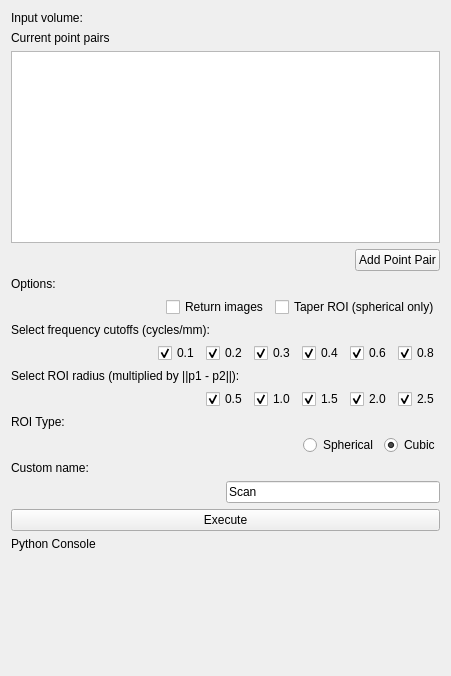
Old version of the form AirwayEnergyFraction/Resources/UI/AirwayEnergyFraction.ui in the repository JakeKitzmann/AirwayEnergyFractionSlicer.
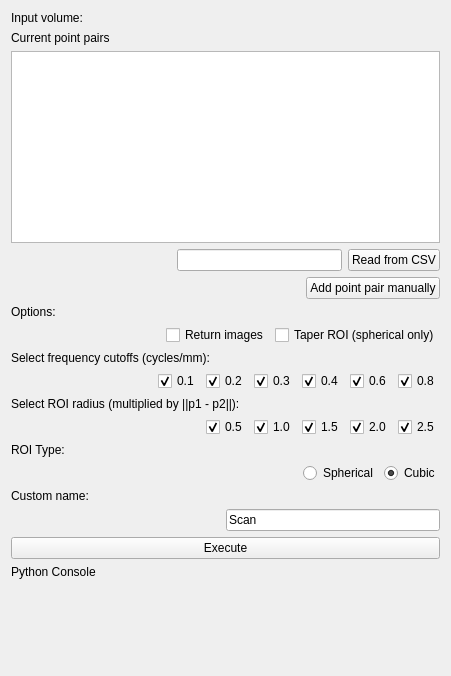
New version of the form. Custom widgets are drawn as their Qt base class.

Commit message: updated for csv point pair reading. Keep old excels and reuse for new centroids without manual placement.

Diff of the .ui file:
```diff
--- a/AirwayEnergyFraction/Resources/UI/AirwayEnergyFraction.ui
+++ b/AirwayEnergyFraction/Resources/UI/AirwayEnergyFraction.ui
@@ -56,6 +56,33 @@
    <item>
     <widget class="QTableWidget" name="pointsTable"/>
    </item>
+   <item>
+    <layout class="QHBoxLayout" name="horizontalLayout_6">
+     <item>
+      <spacer name="horizontalSpacer_5">
+       <property name="orientation">
+        <enum>Qt::Horizontal</enum>
+       </property>
+       <property name="sizeHint" stdset="0">
+        <size>
+         <width>40</width>
+         <height>20</height>
+        </size>
+       </property>
+      </spacer>
+     </item>
+     <item>
+      <widget class="QLineEdit" name="csvReadLineEdit"/>
+     </item>
+     <item>
+      <widget class="QPushButton" name="csvReadButton">
+       <property name="text">
+        <string>Read from CSV</string>
+       </property>
+      </widget>
+     </item>
+    </layout>
+   </item>
    <item>
     <layout class="QVBoxLayout" name="vertLayout">
      <item>
@@ -79,7 +106,7 @@
        <item>
         <widget class="QPushButton" name="pointPairButton">
          <property name="text">
-          <string>Add Point Pair</string>
+          <string>Add point pair manually</string>
          </property>
         </widget>
        </item>
```
Left out of the diff: 6 changed lines with no effect on the pictures. The commit also changes 2 other files.
